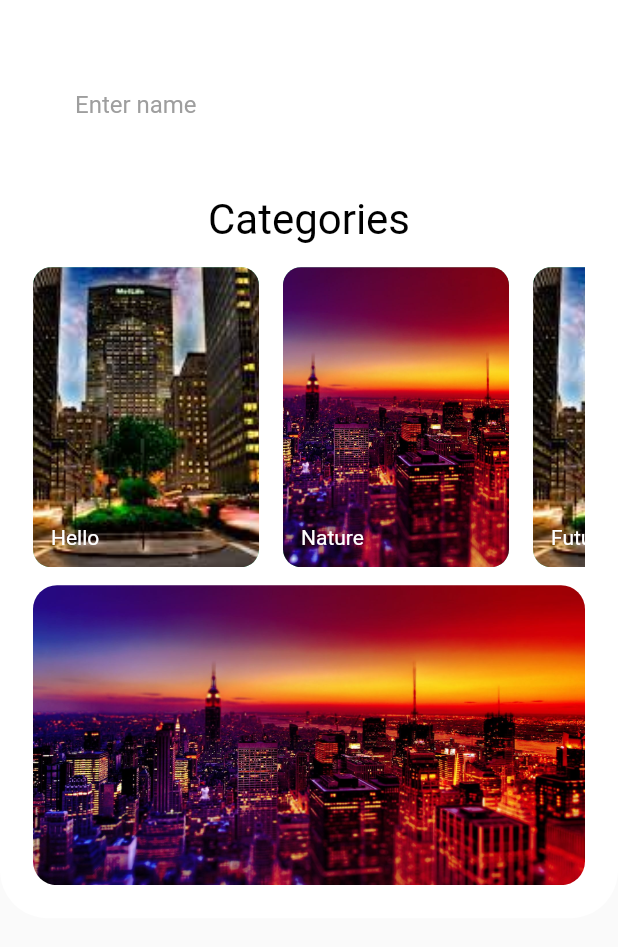
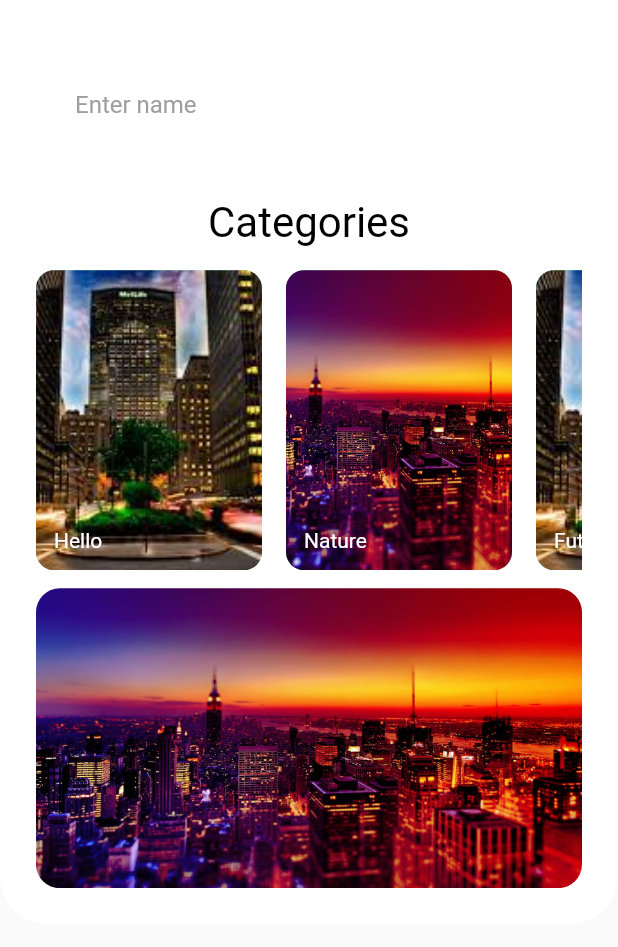
Before and after one commit to ahmerrkhan/wallpapers, a Flutter app: the screen it shows after launch, on a phone screen of 412 x 824 dp, the part 228-1175 px from its top. Run offline on Flutter 3.47's test engine with Material 2 defaults, Android fonts, the phone set to English and light mode, and no system bars.

Commit message:
Update mainScreen.dart

```diff
--- a/lightdarkthemeapp/lib/mainScreen.dart
+++ b/lightdarkthemeapp/lib/mainScreen.dart
@@ -70,7 +70,7 @@ class _mainScreenState extends State<mainScreen> {
                     height: 15.0,
                   ),
                   Padding(
-                    padding: EdgeInsets.all(10.0),
+                    padding: EdgeInsets.all(12.0),
                     child: Column(
                       children: [
                         Text(
```
